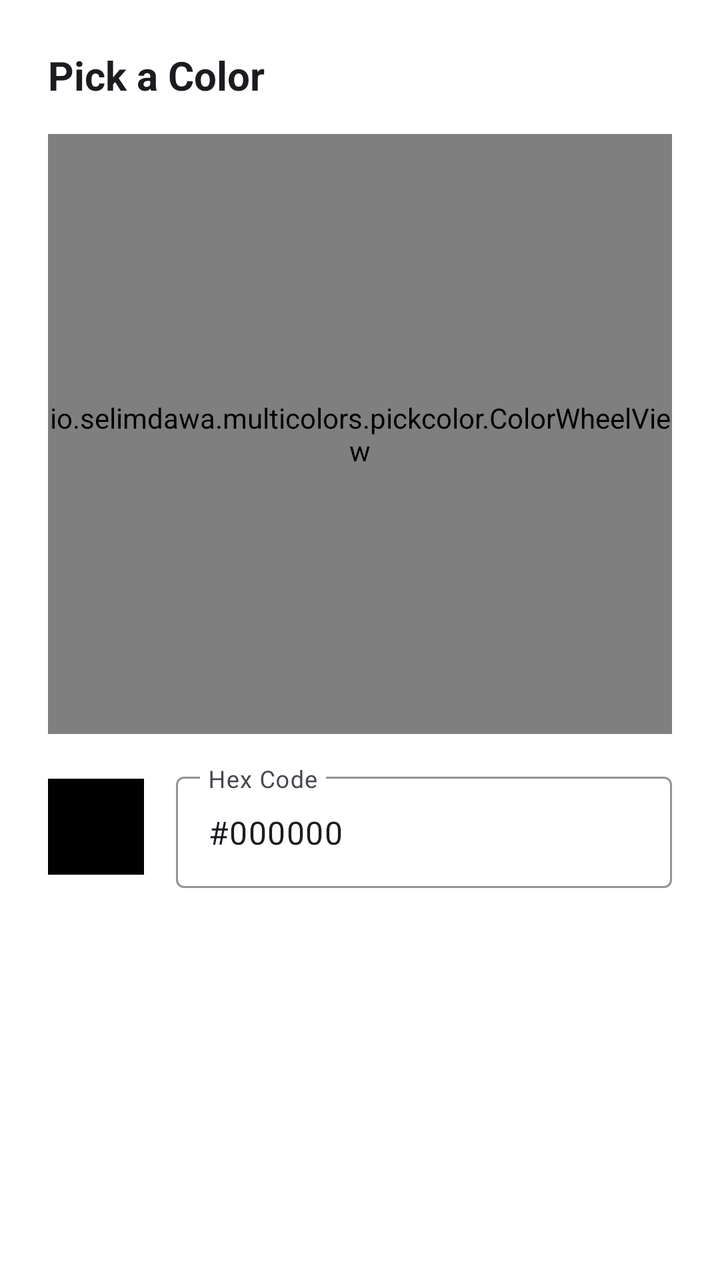
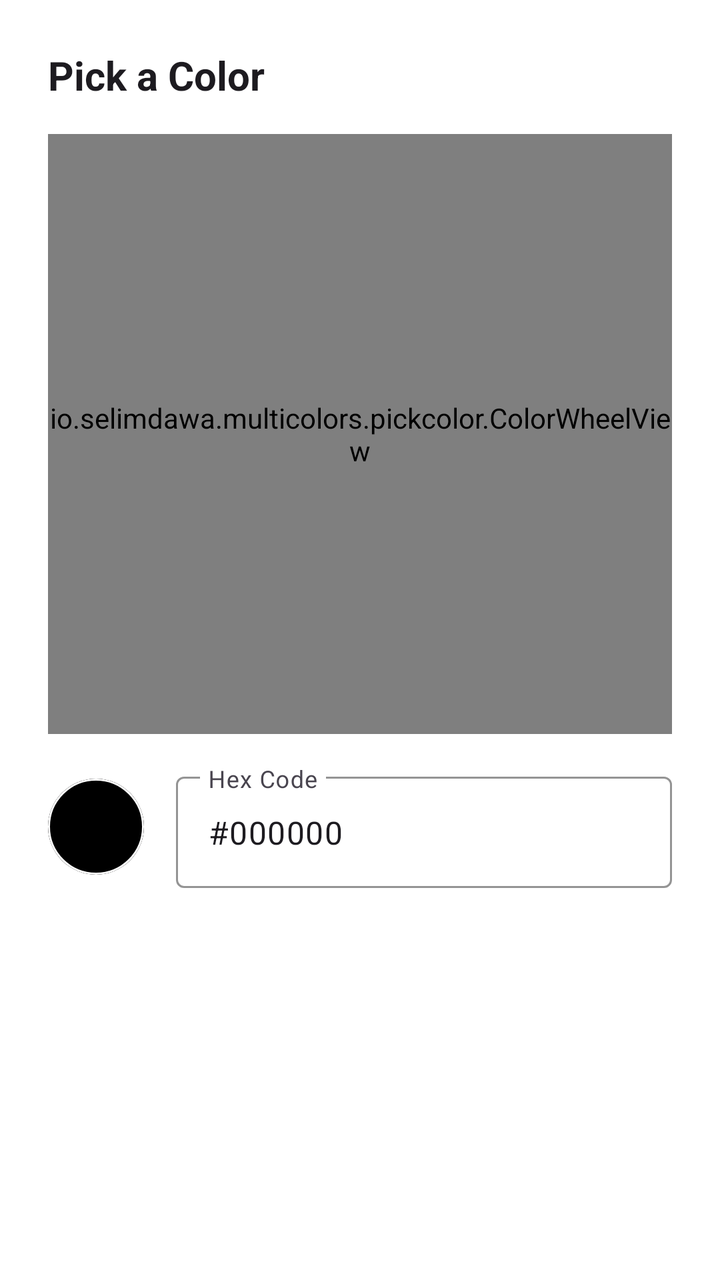

The first picture is an Android layout as it rendered before a commit; the second is the same layout after the commit. The layout source and the unified diff follow.
<!-- AndroidManifest.xml: another module's application theme Theme.MC.One -->
<!-- res/layout/dialog_color_picker.xml -->
<?xml version="1.0" encoding="utf-8"?>
<LinearLayout xmlns:android="http://schemas.android.com/apk/res/android"
    xmlns:app="http://schemas.android.com/apk/res-auto"
    android:layout_width="match_parent"
    android:layout_height="wrap_content"
    android:background="@drawable/mc_dialog_bg"
    android:orientation="vertical"
    android:padding="24dp">

    <TextView
        android:id="@+id/dialogTitle"
        android:layout_width="wrap_content"
        android:layout_height="wrap_content"
        android:layout_marginBottom="16dp"
        android:text="@string/mc_pick_color"
        android:textColor="?android:attr/textColorPrimary"
        android:textSize="20sp"
        android:textStyle="bold" />

    <io.selimdawa.multicolors.pickcolor.ColorWheelView
        android:id="@+id/colorWheelView"
        android:layout_width="match_parent"
        android:layout_height="300dp"
        android:layout_marginBottom="16dp" />

    <LinearLayout
        android:layout_width="match_parent"
        android:layout_height="wrap_content"
        android:gravity="center_vertical"
        android:orientation="horizontal">

        <View
            android:id="@+id/colorPreview"
            android:layout_width="48dp"
            android:layout_height="48dp"
            android:background="@android:color/black" />

        <com.google.android.material.textfield.TextInputLayout
            android:layout_width="0dp"
            android:layout_height="wrap_content"
            android:layout_marginStart="16dp"
            android:layout_weight="1"
            android:hint="@string/mc_hex_code"
            app:boxStrokeColor="?android:attr/colorPrimary">

            <com.google.android.material.textfield.TextInputEditText
                android:id="@+id/hexEditText"
                android:layout_width="match_parent"
                android:layout_height="wrap_content"
                android:inputType="textCapCharacters"
                android:maxLength="7"
                android:text="#000000" />

        </com.google.android.material.textfield.TextInputLayout>

    </LinearLayout>

    <LinearLayout
        android:layout_width="match_parent"
        android:layout_height="wrap_content"
        android:layout_marginTop="24dp"
        android:gravity="end"
        android:orientation="horizontal">

        <com.google.android.material.button.MaterialButton
            android:id="@+id/btnCancel"
            style="@style/Widget.Material3.Button.TextButton"
            android:layout_width="wrap_content"
            android:layout_height="wrap_content"
            android:text="@string/mc_cancel" />

        <com.google.android.material.button.MaterialButton
            android:id="@+id/btnSave"
            style="@style/Widget.Material3.Button"
            android:layout_width="wrap_content"
            android:layout_height="wrap_content"
            android:layout_marginStart="8dp"
            android:text="@string/mc_save_theme" />

    </LinearLayout>

</LinearLayout>
<!-- resources referenced by this layout -->
<resources>
  <!-- drawable mc_dialog_bg (drawable) -->
  <?xml version="1.0" encoding="utf-8"?>
  <shape xmlns:android="http://schemas.android.com/apk/res/android">
      <solid android:color="?colorOnBackground" />
      <corners android:radius="20dp" />
  </shape>
  <string name="mc_cancel">Cancel</string>
  <string name="mc_hex_code">Hex Code</string>
  <string name="mc_pick_color">Pick a Color</string>
  <string name="mc_save_theme">Save Theme</string>
  <style name="Theme.MC.One" parent="MC_Base_Theme">
          <item name="mc_bg">@color/mc_basic_light</item>
          <item name="mc_tick">@color/mc_basic_light</item>
          <item name="mc_track">@color/mc_basic_light</item>
      </style>
  <style name="MC_Base_Theme" parent="Theme.Material3.DayNight.NoActionBar">
          <item name="android:statusBarColor">@android:color/transparent</item>
          <item name="android:windowLightStatusBar">true</item>
          <item name="android:navigationBarColor">@android:color/transparent</item>
          <item name="android:windowLightNavigationBar" tools:targetApi="o_mr1">true</item>
          <item name="android:windowBackground">?colorOnBackground</item>
          <item name="android:forceDarkAllowed" tools:targetApi="q">false</item>
          <item name="colorControlActivated">@color/mc_dark</item>
          <item name="checkboxStyle">@style/Widget.App.CheckBox</item>
          <item name="colorPrimary">@color/mc_colorPrimary</item>
          <item name="colorOnBackground">@color/mc_white</item>
          <item name="colorError">@color/mc_dark</item>
          <item name="mc_bg">@color/mc_basic_light</item>
          <item name="mc_tick">@color/mc_basic_light</item>
          <item name="mc_track">@color/mc_basic_light</item>
          <item name="mc_center">@color/mc_basic_light</item>
      </style>
  <color name="mc_basic_light">#3c415e</color>
  <color name="mc_dark">#000000</color>
  <style name="Widget.App.CheckBox" parent="Widget.Material3.CompoundButton.CheckBox">
          
          <item name="buttonTint">@color/mc_dark</item>
      </style>
  <color name="mc_colorPrimary">#fff</color>
  <color name="mc_white">#ffffff</color>
</resources>

<!-- the commit's change to res/layout/dialog_color_picker.xml (unified diff, before → after) -->
@@ -29,11 +29,22 @@
         android:gravity="center_vertical"
         android:orientation="horizontal">
 
-        <View
-            android:id="@+id/colorPreview"
+        <com.google.android.material.card.MaterialCardView
             android:layout_width="48dp"
             android:layout_height="48dp"
-            android:background="@android:color/black" />
+            app:cardCornerRadius="24dp"
+            app:cardElevation="0dp"
+            app:cardPreventCornerOverlap="false"
+            app:strokeColor="@color/mc_border_color"
+            app:strokeWidth="1dp">
+
+            <View
+                android:id="@+id/colorPreview"
+                android:layout_width="match_parent"
+                android:layout_height="match_parent"
+                android:background="@android:color/black" />
+
+        </com.google.android.material.card.MaterialCardView>
 
         <com.google.android.material.textfield.TextInputLayout
             android:layout_width="0dp"
<!-- resource entries referenced after the edit -->
@@ -1,5 +1,6 @@
 <!-- resources referenced by this layout -->
 <resources>
+  <color name="mc_border_color">#FFFFFF</color>
   <!-- drawable mc_dialog_bg (drawable) -->
   <?xml version="1.0" encoding="utf-8"?>
   <shape xmlns:android="http://schemas.android.com/apk/res/android">
